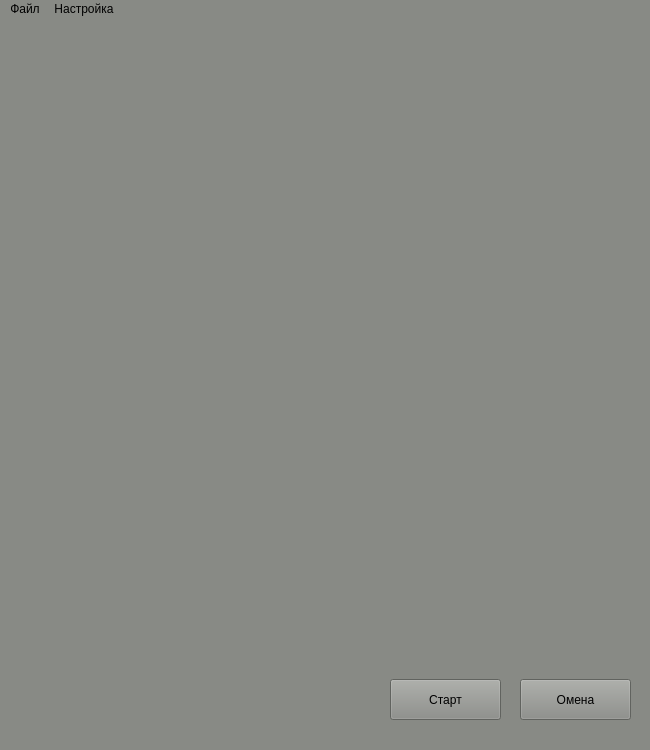
First picture: the form in gui/ui/ps_window.ui, repository namig41/push_swap, before the edit.
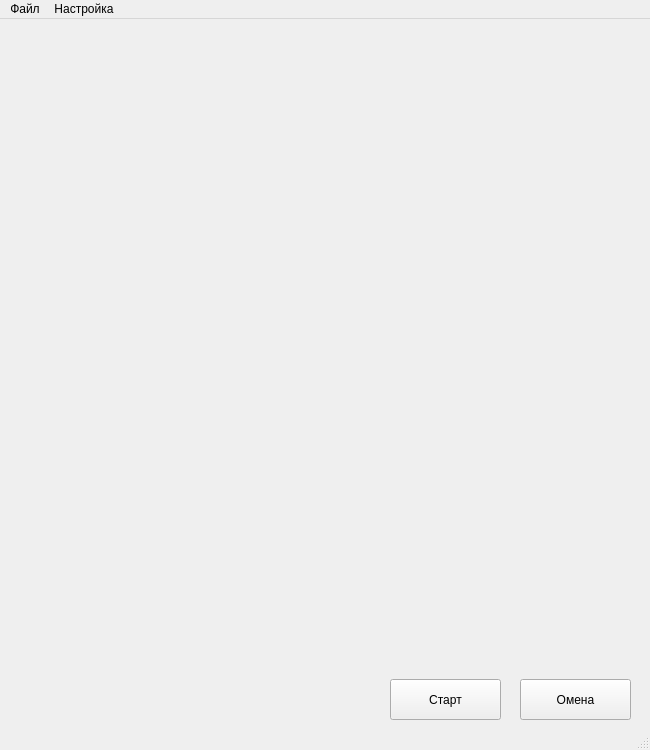
Second picture: the form after the edit.

Diff of the .ui file:
```diff
--- a/gui/ui/ps_window.ui
+++ b/gui/ui/ps_window.ui
@@ -14,7 +14,7 @@
    <string>Push Swap</string>
   </property>
   <property name="styleSheet">
-   <string notr="true">background-color: rgb(136, 138, 133);</string>
+   <string notr="true"/>
   </property>
   <widget class="QWidget" name="centralwidget">
    <widget class="QPushButton" name="pushButton">
```
